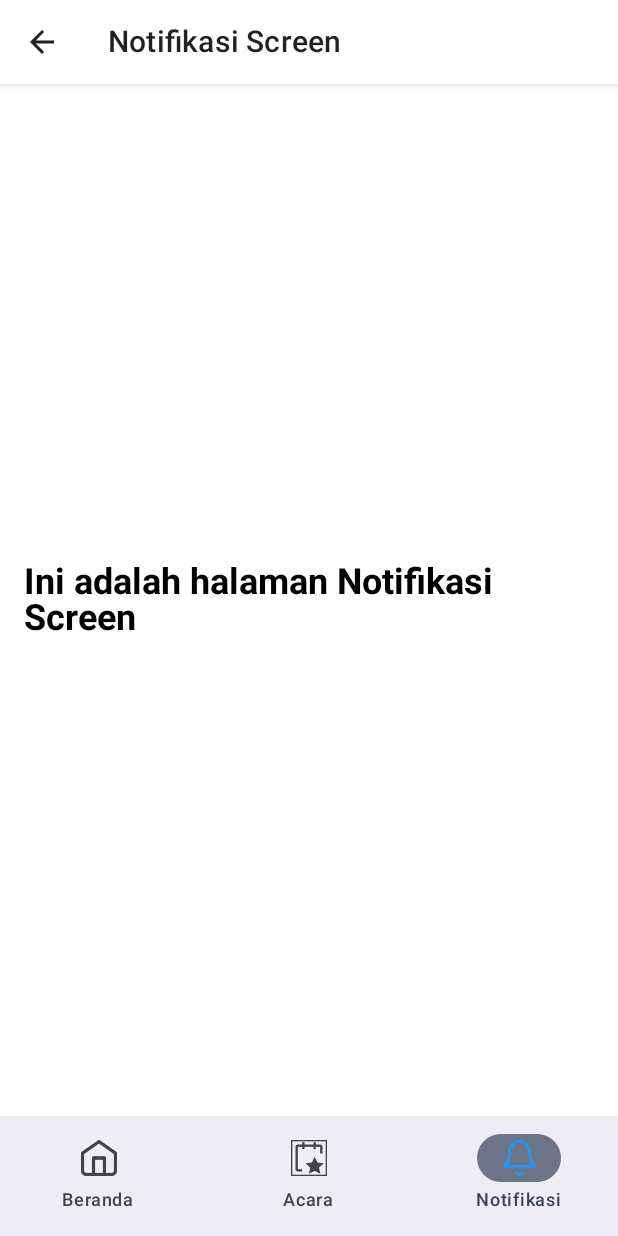
After one commit to maulanabry/EventYukApp, an Android app built with Jetpack Compose: the NotificationScreen screen opened through its navigation route, on a phone screen of 412 x 824 dp. The commit adds this screen. Run offline under Robolectric (Android 15) with nearby library versions, the light colour scheme and no system bars.

Commit message:
Add data for Notification Screen

```diff
--- a/app/build.gradle.kts
+++ b/app/build.gradle.kts
@@ -67,6 +67,7 @@ dependencies {
     implementation(libs.firebase.firestore.ktx)
     implementation(libs.firebase.database.ktx)
     implementation(libs.androidx.room.common)
+    implementation(libs.androidx.room.runtime.android)
     testImplementation(libs.junit)
     androidTestImplementation(libs.androidx.junit)
     androidTestImplementation(libs.androidx.espresso.core)
--- a/app/src/main/AndroidManifest.xml
+++ b/app/src/main/AndroidManifest.xml
@@ -2,6 +2,7 @@
 <manifest xmlns:android="http://schemas.android.com/apk/res/android"
     package="com.example.eventyukapp">
 
+    <uses-permission android:name="android.permission.POST_NOTIFICATIONS" />
     <application
         android:allowBackup="true"
         android:icon="@mipmap/ic_launcher"
--- a/app/src/main/java/com/example/eventyukapp/EventYukApp.kt
+++ b/app/src/main/java/com/example/eventyukapp/EventYukApp.kt
@@ -29,6 +29,7 @@ import androidx.navigation.compose.rememberNavController
 import com.example.eventyukapp.navigation.NavigationItem
 import com.example.eventyukapp.navigation.Screen
 import com.example.eventyukapp.screen.LoginScreen
+import com.example.eventyukapp.screen.NotificationScreen
 import com.example.eventyukapp.screen.OnBoardingScreen
 import com.example.eventyukapp.screen.ReminderScreen
 import com.example.eventyukapp.screen.SplashScreen
@@ -92,11 +93,14 @@ fun EventYukApp(
             composable("reminder") {
                 ReminderScreen(onReminderSet = { eventName, eventMillis ->
                     // Handle reminder set logic here
-                    },
+                    navController.navigate(Screen.Notifikasi.route) // Navigate to NotificationScreen
+                },
                     navController = navController
                 )
             }
-
+            composable(Screen.Notifikasi.route) {
+                NotificationScreen(navController = navController)
+            }
         }
     }
 }
--- /dev/null
+++ b/app/src/main/java/com/example/eventyukapp/screen/NotificationScreen.kt
@@ -0,0 +1,48 @@
+package com.example.eventyukapp.screen
+
+import android.annotation.SuppressLint
+import androidx.compose.foundation.layout.*
+import androidx.compose.material.*
+import androidx.compose.material.icons.Icons
+import androidx.compose.runtime.Composable
+import androidx.compose.ui.Alignment
+import androidx.compose.ui.Modifier
+import androidx.compose.ui.graphics.Color
+import androidx.compose.ui.platform.LocalContext
+import androidx.compose.ui.text.font.FontWeight
+import androidx.compose.ui.unit.dp
+import androidx.navigation.NavHostController
+import androidx.compose.material.icons.filled.ArrowBack
+
+@SuppressLint("UnusedMaterialScaffoldPaddingParameter")
+@Composable
+fun NotificationScreen(navController: NavHostController) {
+    Scaffold(
+        topBar = {
+            TopAppBar(
+                title = { Text("Notifikasi Screen") },
+                navigationIcon = {
+                    IconButton(onClick = { navController.popBackStack() }) {
+                        Icon(Icons.Filled.ArrowBack, contentDescription = "Back")
+                    }
+                },
+                backgroundColor = Color.White
+            )
+        },
+        content = {
+            Column(
+                modifier = Modifier
+                    .fillMaxSize()
+                    .padding(16.dp),
+                verticalArrangement = Arrangement.Center,
+                horizontalAlignment = Alignment.CenterHorizontally
+            ) {
+                Text(
+                    text = "Ini adalah halaman Notifikasi Screen",
+                    style = MaterialTheme.typography.h5,
+                    fontWeight = FontWeight.Bold
+                )
+            }
+        }
+    )
+}
--- a/gradle/libs.versions.toml
+++ b/gradle/libs.versions.toml
@@ -16,6 +16,8 @@ firebaseAuthKtx = "23.0.0"
 firebaseFirestoreKtx = "25.0.0"
 firebaseDatabaseKtx = "21.0.0"
 roomCommon = "2.6.1"
+roomRuntimeAndroid = "2.7.0-alpha04"
+roomKtx = "2.6.1"
 
 [libraries]
 androidx-core-ktx = { group = "androidx.core", name = "core-ktx", version.ref = "coreKtx" }
@@ -39,6 +41,8 @@ firebase-auth-ktx = { group = "com.google.firebase", name = "firebase-auth-ktx",
 firebase-firestore-ktx = { group = "com.google.firebase", name = "firebase-firestore-ktx", version.ref = "firebaseFirestoreKtx" }
 firebase-database-ktx = { group = "com.google.firebase", name = "firebase-database-ktx", version.ref = "firebaseDatabaseKtx" }
 androidx-room-common = { group = "androidx.room", name = "room-common", version.ref = "roomCommon" }
+androidx-room-runtime-android = { group = "androidx.room", name = "room-runtime-android", version.ref = "roomRuntimeAndroid" }
+androidx-room-ktx = { group = "androidx.room", name = "room-ktx", version.ref = "roomKtx" }
 
 [plugins]
 android-application = { id = "com.android.application", version.ref = "agp" }
```
Also changed, not shown: app/src/main/java/com/example/eventyukapp/data/AppDatabase.kt (added, +29 -0 lines), app/src/main/java/com/example/eventyukapp/data/DummyData.kt (+40 -0 lines), app/src/main/java/com/example/eventyukapp/data/NotificationDao.kt (added, +15 -0 lines), app/src/main/java/com/example/eventyukapp/model/NotificationItem.kt (+3 -4 lines), app/src/main/java/com/example/eventyukapp/repository/NotificationRepository.kt (added, +14 -0 lines), app/src/main/java/com/example/eventyukapp/screen/ReminderScreen.kt (+37 -54 lines), app/src/main/java/com/example/eventyukapp/viewmodel/NotificationViewModel.kt (added, +20 -0 lines).
